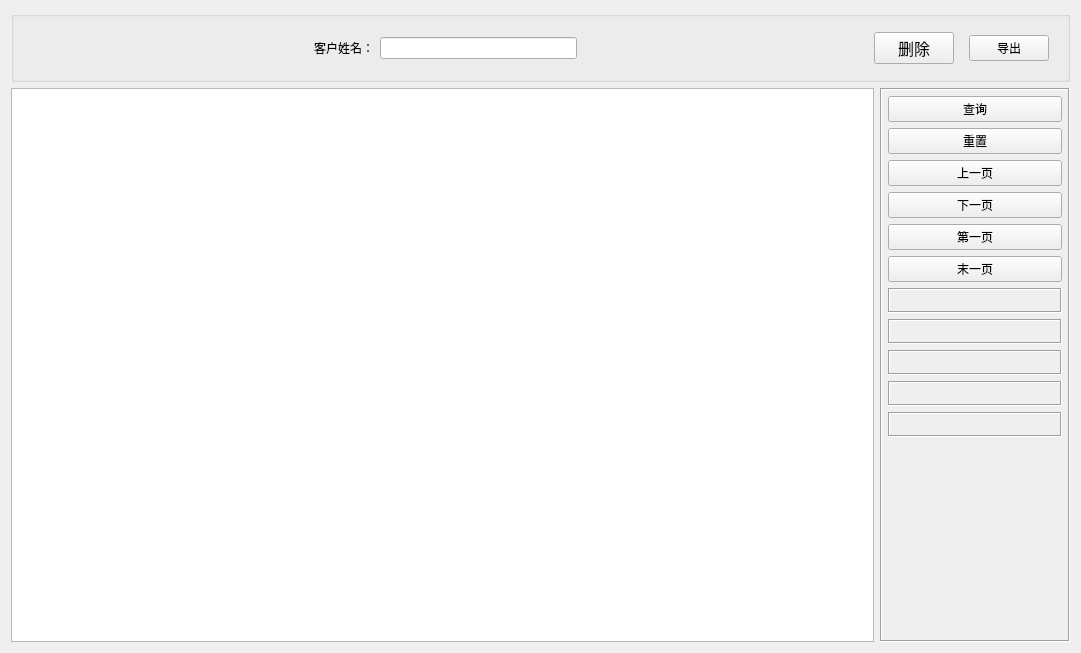
Before: the Qt Designer form customerinfo.ui in Yzyqoung/Qt-hotelSystem, drawn with Qt 5.
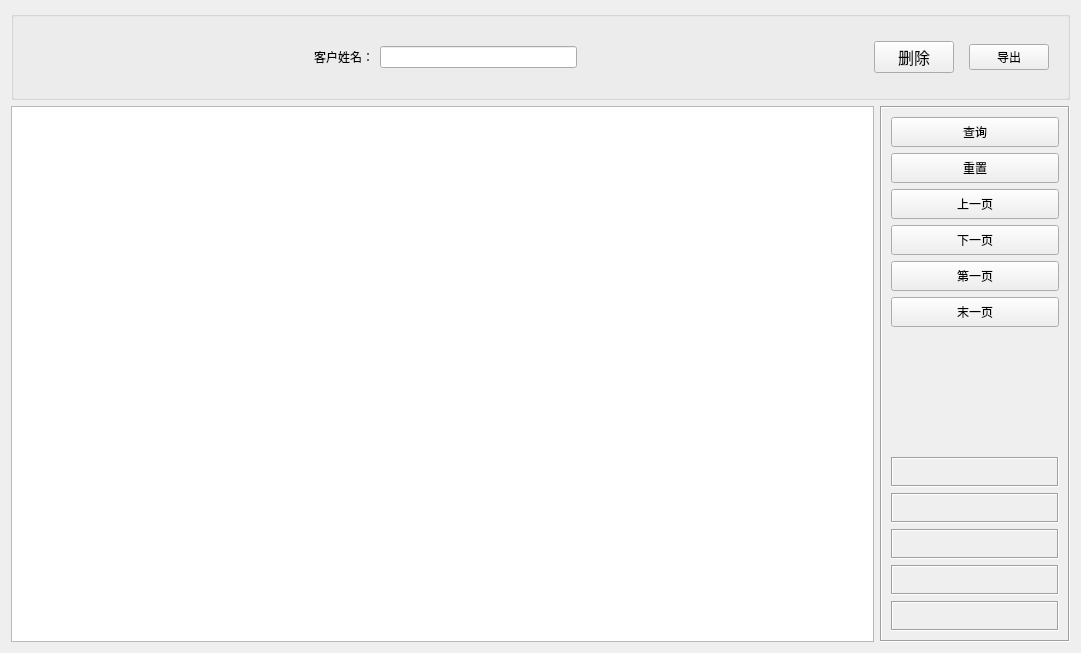
After: the same form once the commit is applied. Icons and pictures are not drawn.

The edit to the form file:
```diff
--- a/customerinfo.ui
+++ b/customerinfo.ui
@@ -53,24 +53,18 @@
       <enum>QFrame::Sunken</enum>
      </property>
      <layout class="QVBoxLayout" name="verticalLayout">
-      <property name="leftMargin">
-       <number>6</number>
-      </property>
-      <property name="topMargin">
-       <number>6</number>
-      </property>
-      <property name="rightMargin">
-       <number>6</number>
-      </property>
-      <property name="bottomMargin">
-       <number>6</number>
-      </property>
       <item>
        <widget class="QPushButton" name="btnSelect">
+        <property name="sizePolicy">
+         <sizepolicy hsizetype="Minimum" vsizetype="Minimum">
+          <horstretch>0</horstretch>
+          <verstretch>0</verstretch>
+         </sizepolicy>
+        </property>
         <property name="minimumSize">
          <size>
-          <width>80</width>
-          <height>0</height>
+          <width>50</width>
+          <height>30</height>
          </size>
         </property>
         <property name="text">
@@ -80,8 +74,17 @@
       </item>
       <item>
        <widget class="QPushButton" name="btn_back">
-        <property name="enabled">
-         <bool>true</bool>
+        <property name="sizePolicy">
+         <sizepolicy hsizetype="Minimum" vsizetype="Minimum">
+          <horstretch>0</horstretch>
+          <verstretch>0</verstretch>
+         </sizepolicy>
+        </property>
+        <property name="minimumSize">
+         <size>
+          <width>50</width>
+          <height>30</height>
+         </size>
         </property>
         <property name="text">
          <string>重置</string>
@@ -90,10 +93,16 @@
       </item>
       <item>
        <widget class="QPushButton" name="btnPreVious">
+        <property name="sizePolicy">
+         <sizepolicy hsizetype="Minimum" vsizetype="Minimum">
+          <horstretch>0</horstretch>
+          <verstretch>0</verstretch>
+         </sizepolicy>
+        </property>
         <property name="minimumSize">
          <size>
           <width>50</width>
-          <height>0</height>
+          <height>30</height>
          </size>
         </property>
         <property name="text">
@@ -109,10 +118,16 @@
       </item>
       <item>
        <widget class="QPushButton" name="btnNext">
+        <property name="sizePolicy">
+         <sizepolicy hsizetype="Minimum" vsizetype="Minimum">
+          <horstretch>0</horstretch>
+          <verstretch>0</verstretch>
+         </sizepolicy>
+        </property>
         <property name="minimumSize">
          <size>
           <width>50</width>
-          <height>0</height>
+          <height>30</height>
          </size>
         </property>
         <property name="text">
@@ -128,10 +143,16 @@
       </item>
       <item>
        <widget class="QPushButton" name="btnFirst">
+        <property name="sizePolicy">
+         <sizepolicy hsizetype="Minimum" vsizetype="Minimum">
+          <horstretch>0</horstretch>
+          <verstretch>0</verstretch>
+         </sizepolicy>
+        </property>
         <property name="minimumSize">
          <size>
           <width>50</width>
-          <height>0</height>
+          <height>30</height>
          </size>
         </property>
         <property name="text">
@@ -147,10 +168,16 @@
       </item>
       <item>
        <widget class="QPushButton" name="btnLast">
+        <property name="sizePolicy">
+         <sizepolicy hsizetype="Minimum" vsizetype="Minimum">
+          <horstretch>0</horstretch>
+          <verstretch>0</verstretch>
+         </sizepolicy>
+        </property>
         <property name="minimumSize">
          <size>
           <width>50</width>
-          <height>0</height>
+          <height>30</height>
          </size>
         </property>
         <property name="text">
@@ -164,116 +191,6 @@
         </property>
        </widget>
       </item>
-      <item>
-       <widget class="QLabel" name="labPageTotal">
-        <property name="minimumSize">
-         <size>
-          <width>0</width>
-          <height>25</height>
-         </size>
-        </property>
-        <property name="frameShape">
-         <enum>QFrame::Box</enum>
-        </property>
-        <property name="frameShadow">
-         <enum>QFrame::Sunken</enum>
-        </property>
-        <property name="text">
-         <string/>
-        </property>
-        <property name="alignment">
-         <set>Qt::AlignCenter</set>
-        </property>
-       </widget>
-      </item>
-      <item>
-       <widget class="QLabel" name="labRecordsTotal">
-        <property name="minimumSize">
-         <size>
-          <width>0</width>
-          <height>25</height>
-         </size>
-        </property>
-        <property name="frameShape">
-         <enum>QFrame::Box</enum>
-        </property>
-        <property name="frameShadow">
-         <enum>QFrame::Sunken</enum>
-        </property>
-        <property name="text">
-         <string/>
-        </property>
-        <property name="alignment">
-         <set>Qt::AlignCenter</set>
-        </property>
-       </widget>
-      </item>
-      <item>
-       <widget class="QLabel" name="labPageCurrent">
-        <property name="minimumSize">
-         <size>
-          <width>0</width>
-          <height>25</height>
-         </size>
-        </property>
-        <property name="frameShape">
-         <enum>QFrame::Box</enum>
-        </property>
-        <property name="frameShadow">
-         <enum>QFrame::Sunken</enum>
-        </property>
-        <property name="text">
-         <string/>
-        </property>
-        <property name="alignment">
-         <set>Qt::AlignCenter</set>
-        </property>
-       </widget>
-      </item>
-      <item>
-       <widget class="QLabel" name="labRecordsPerpage">
-        <property name="minimumSize">
-         <size>
-          <width>0</width>
-          <height>25</height>
-         </size>
-        </property>
-        <property name="frameShape">
-         <enum>QFrame::Box</enum>
-        </property>
-        <property name="frameShadow">
-         <enum>QFrame::Sunken</enum>
-        </property>
-        <property name="text">
-         <string/>
-        </property>
-        <property name="alignment">
-         <set>Qt::AlignCenter</set>
-        </property>
-       </widget>
-      </item>
-      <item>
-       <widget class="QLabel" name="labSelectTime">
-        <property name="minimumSize">
-         <size>
-          <width>0</width>
-          <height>25</height>
-         </size>
-        </property>
-        <property name="frameShape">
-         <enum>QFrame::Box</enum>
-        </property>
-        <property name="frameShadow">
-         <enum>QFrame::Sunken</enum>
-        </property>
-        <property name="text">
-         <string/>
-        </property>
-        <property name="alignment">
-         <set>Qt::AlignCenter</set>
-        </property>
-       </widget>
-      </item>
       <item>
        <spacer name="verticalSpacer">
         <property name="orientation">
@@ -282,16 +199,168 @@
         <property name="sizeHint" stdset="0">
          <size>
           <width>20</width>
-          <height>40</height>
+          <height>99</height>
          </size>
         </property>
        </spacer>
       </item>
+      <item>
+       <widget class="QLabel" name="labPageTotal">
+        <property name="sizePolicy">
+         <sizepolicy hsizetype="Minimum" vsizetype="Minimum">
+          <horstretch>0</horstretch>
+          <verstretch>0</verstretch>
+         </sizepolicy>
+        </property>
+        <property name="minimumSize">
+         <size>
+          <width>50</width>
+          <height>30</height>
+         </size>
+        </property>
+        <property name="frameShape">
+         <enum>QFrame::Box</enum>
+        </property>
+        <property name="frameShadow">
+         <enum>QFrame::Sunken</enum>
+        </property>
+        <property name="text">
+         <string/>
+        </property>
+        <property name="alignment">
+         <set>Qt::AlignCenter</set>
+        </property>
+       </widget>
+      </item>
+      <item>
+       <widget class="QLabel" name="labRecordsTotal">
+        <property name="sizePolicy">
+         <sizepolicy hsizetype="Minimum" vsizetype="Minimum">
+          <horstretch>0</horstretch>
+          <verstretch>0</verstretch>
+         </sizepolicy>
+        </property>
+        <property name="minimumSize">
+         <size>
+          <width>50</width>
+          <height>30</height>
+         </size>
+        </property>
+        <property name="frameShape">
+         <enum>QFrame::Box</enum>
+        </property>
+        <property name="frameShadow">
+         <enum>QFrame::Sunken</enum>
+        </property>
+        <property name="text">
+         <string/>
+        </property>
+        <property name="alignment">
+         <set>Qt::AlignCenter</set>
+        </property>
+       </widget>
+      </item>
+      <item>
+       <widget class="QLabel" name="labPageCurrent">
+        <property name="sizePolicy">
+         <sizepolicy hsizetype="Minimum" vsizetype="Minimum">
+          <horstretch>0</horstretch>
+          <verstretch>0</verstretch>
+         </sizepolicy>
+        </property>
+        <property name="minimumSize">
+         <size>
+          <width>50</width>
+          <height>30</height>
+         </size>
+        </property>
+        <property name="frameShape">
+         <enum>QFrame::Box</enum>
+        </property>
+        <property name="frameShadow">
+         <enum>QFrame::Sunken</enum>
+        </property>
+        <property name="text">
+         <string/>
+        </property>
+        <property name="alignment">
+         <set>Qt::AlignCenter</set>
+        </property>
+       </widget>
+      </item>
+      <item>
+       <widget class="QLabel" name="labRecordsPerpage">
+        <property name="sizePolicy">
+         <sizepolicy hsizetype="Minimum" vsizetype="Minimum">
+          <horstretch>0</horstretch>
+          <verstretch>0</verstretch>
+         </sizepolicy>
+        </property>
+        <property name="minimumSize">
+         <size>
+          <width>50</width>
+          <height>30</height>
+         </size>
+        </property>
+        <property name="frameShape">
+         <enum>QFrame::Box</enum>
+        </property>
+        <property name="frameShadow">
+         <enum>QFrame::Sunken</enum>
+        </property>
+        <property name="text">
+         <string/>
+        </property>
+        <property name="alignment">
+         <set>Qt::AlignCenter</set>
+        </property>
+       </widget>
+      </item>
+      <item>
+       <widget class="QLabel" name="labSelectTime">
+        <property name="sizePolicy">
+         <sizepolicy hsizetype="Minimum" vsizetype="Minimum">
+          <horstretch>0</horstretch>
+          <verstretch>0</verstretch>
+         </sizepolicy>
+        </property>
+        <property name="minimumSize">
+         <size>
+          <width>50</width>
+          <height>30</height>
+         </size>
+        </property>
+        <property name="frameShape">
+         <enum>QFrame::Box</enum>
+        </property>
+        <property name="frameShadow">
+         <enum>QFrame::Sunken</enum>
+        </property>
+        <property name="text">
+         <string/>
+        </property>
+        <property name="alignment">
+         <set>Qt::AlignCenter</set>
+        </property>
+       </widget>
+      </item>
      </layout>
     </widget>
    </item>
    <item row="0" column="0" colspan="2">
     <widget class="QGroupBox" name="gboxTop">
+     <property name="sizePolicy">
+      <sizepolicy hsizetype="Preferred" vsizetype="Preferred">
+       <horstretch>0</horstretch>
+       <verstretch>0</verstretch>
+      </sizepolicy>
+     </property>
+     <property name="minimumSize">
+      <size>
+       <width>0</width>
+       <height>89</height>
+      </size>
+     </property>
      <property name="font">
       <font>
        <family>楷体</family>
```
